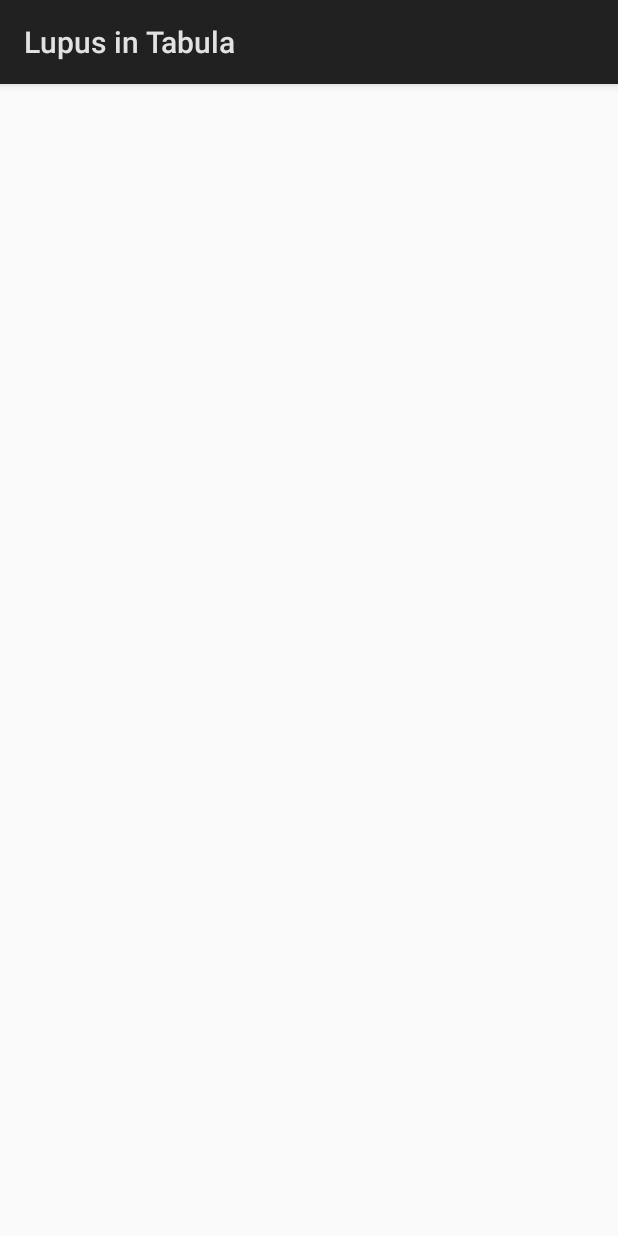
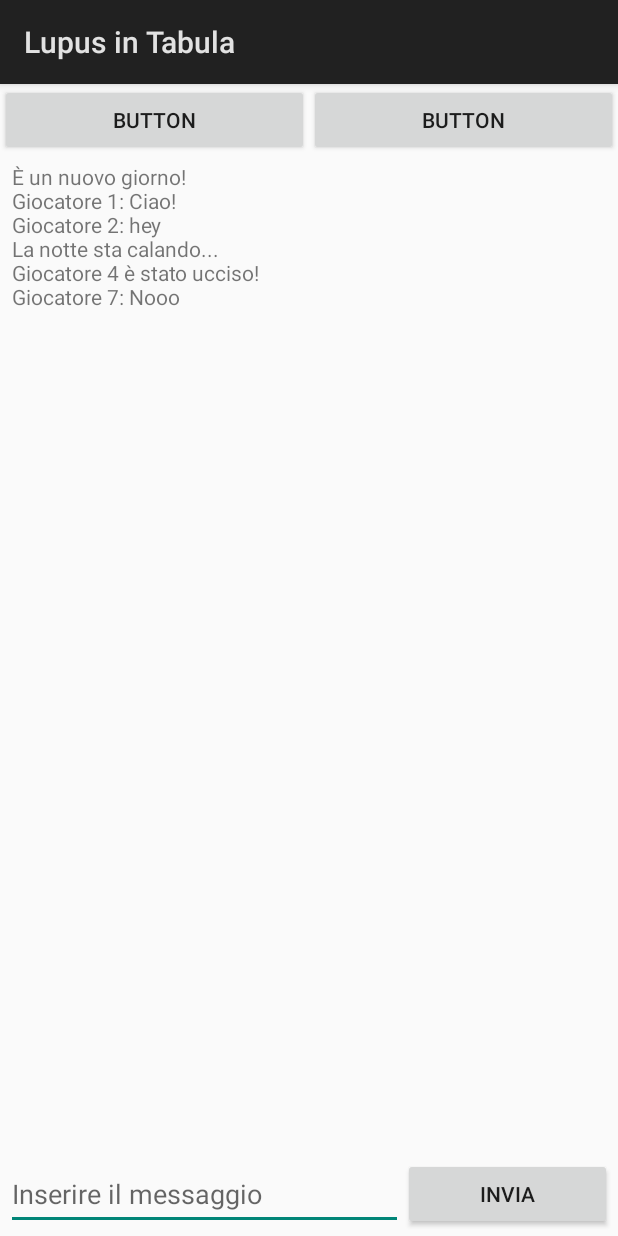
Before and after one commit to Fireshadow3/Lupus-in-Tabula, an Android app: the gameScreen screen opened directly, with no data from a screen before it, on a phone screen of 412 x 824 dp. Run offline under Robolectric (Android 15) with nearby library versions, the phone set to English and light mode, and no system bars.

Commit message:
Added game interface
Sort of

```diff
--- a/app/src/main/res/layout/game_screen_activity.xml
+++ b/app/src/main/res/layout/game_screen_activity.xml
@@ -6,4 +6,83 @@
     android:layout_height="match_parent"
     tools:context="com.fastame.formichella.lupusintabula.gameScreen">
 
+    <TextView
+        android:id="@+id/chat"
+        android:layout_width="0dp"
+        android:layout_height="0dp"
+        android:text="È un nuovo giorno! \nGiocatore 1: Ciao! \nGiocatore 2: hey \nLa notte sta calando... \nGiocatore 4 è stato ucciso! \nGiocatore 7: Nooo"
+        android:layout_marginBottom="8dp"
+        app:layout_constraintBottom_toTopOf="@+id/typeInLayout"
+        app:layout_constraintEnd_toEndOf="parent"
+        android:layout_marginEnd="8dp"
+        app:layout_constraintStart_toStartOf="parent"
+        android:layout_marginStart="8dp"
+        android:layout_marginTop="0dp"
+        app:layout_constraintTop_toBottomOf="@+id/selectionBar" />
+
+    <LinearLayout
+        android:id="@+id/selectionBar"
+        android:layout_width="0dp"
+        android:layout_height="wrap_content"
+        android:layout_marginBottom="4dp"
+        android:layout_marginEnd="0dp"
+        android:layout_marginStart="0dp"
+        android:layout_marginTop="0dp"
+        android:gravity="center"
+        android:orientation="horizontal"
+        app:layout_constraintBottom_toTopOf="@+id/chat"
+        app:layout_constraintEnd_toEndOf="parent"
+        app:layout_constraintStart_toStartOf="parent"
+        app:layout_constraintTop_toTopOf="parent">
+
+        <Button
+            android:id="@+id/button"
+            android:layout_width="wrap_content"
+            android:layout_height="wrap_content"
+            android:layout_weight="1"
+            android:text="Button" />
+
+        <Button
+            android:id="@+id/button2"
+            android:layout_width="wrap_content"
+            android:layout_height="wrap_content"
+            android:layout_weight="1"
+            android:text="Button" />
+    </LinearLayout>
+
+    <LinearLayout
+        android:id="@+id/typeInLayout"
+        android:layout_width="0dp"
+        android:layout_height="wrap_content"
+        android:layout_marginBottom="4dp"
+        android:layout_marginEnd="4dp"
+        android:layout_marginStart="4dp"
+        android:layout_marginTop="0dp"
+        android:orientation="horizontal"
+        app:layout_constraintBottom_toBottomOf="parent"
+        app:layout_constraintEnd_toEndOf="parent"
+        app:layout_constraintStart_toStartOf="parent"
+        app:layout_constraintTop_toBottomOf="@+id/chat">
+
+        <EditText
+            android:id="@+id/typeInChat"
+            android:layout_width="wrap_content"
+            android:layout_height="match_parent"
+            android:layout_weight="1"
+            android:ems="10"
+            android:hint="@string/writeSomething"
+            android:inputType="textPersonName"
+            tools:layout_editor_absoluteX="0dp"
+            tools:layout_editor_absoluteY="409dp" />
+
+        <Button
+            android:id="@+id/typeInButton"
+            android:layout_width="wrap_content"
+            android:layout_height="match_parent"
+            android:layout_weight="1"
+            android:text="@string/Send"
+            tools:layout_editor_absoluteX="159dp"
+            tools:layout_editor_absoluteY="321dp" />
+    </LinearLayout>
+
 </android.support.constraint.ConstraintLayout>
--- a/app/src/main/res/values/strings.xml
+++ b/app/src/main/res/values/strings.xml
@@ -13,4 +13,7 @@
     <string name="signUp">Registrati</string>
     <string name="joinGame">Partecipa ad una partita</string>
     <string name="createGame">Crea una partita</string>
+    <string name="searchingplayers">Ricerca giocatori</string>
+    <string name="Send">Invia</string>
+    <string name="writeSomething">Inserire il messaggio</string>
 </resources>
```
